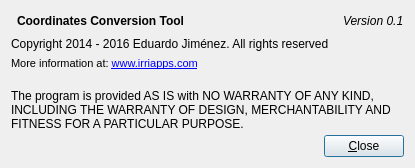
Above: aboutdialog.ui from ecoslacker/coordinates-conversion-tool before the change. Below: the same form after it.
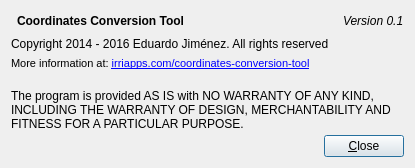
That is the form after the change. Icons and pictures are not drawn.

Commit message: Added project icon and license updated

```diff
--- a/aboutdialog.ui
+++ b/aboutdialog.ui
@@ -70,7 +70,10 @@
 &lt;html&gt;&lt;head&gt;&lt;meta name=&quot;qrichtext&quot; content=&quot;1&quot; /&gt;&lt;style type=&quot;text/css&quot;&gt;
 p, li { white-space: pre-wrap; }
 &lt;/style&gt;&lt;/head&gt;&lt;body style=&quot; font-family:'MS Shell Dlg 2'; font-size:8pt; font-weight:400; font-style:normal;&quot;&gt;
-&lt;p style=&quot; margin-top:0px; margin-bottom:0px; margin-left:0px; margin-right:0px; -qt-block-indent:0; text-indent:0px;&quot;&gt;More information at: &lt;a href=&quot;www.irriapps.com&quot;&gt;&lt;span style=&quot; text-decoration: underline; color:#0000ff;&quot;&gt;www.irriapps.com&lt;/span&gt;&lt;/a&gt;&lt;/p&gt;&lt;/body&gt;&lt;/html&gt;</string>
+&lt;p style=&quot; margin-top:0px; margin-bottom:0px; margin-left:0px; margin-right:0px; -qt-block-indent:0; text-indent:0px;&quot;&gt;More information at: &lt;a href=&quot;http://www.irriapps.com/coordinates-conversion-tool/&quot;&gt;&lt;span style=&quot; text-decoration: underline; color:#0000ff;&quot;&gt;irriapps.com/coordinates-conversion-tool&lt;/span&gt;&lt;/a&gt;&lt;/p&gt;&lt;/body&gt;&lt;/html&gt;</string>
+     </property>
+     <property name="openExternalLinks">
+      <bool>true</bool>
      </property>
     </widget>
    </item>
```
The commit also changes 2 other files.
